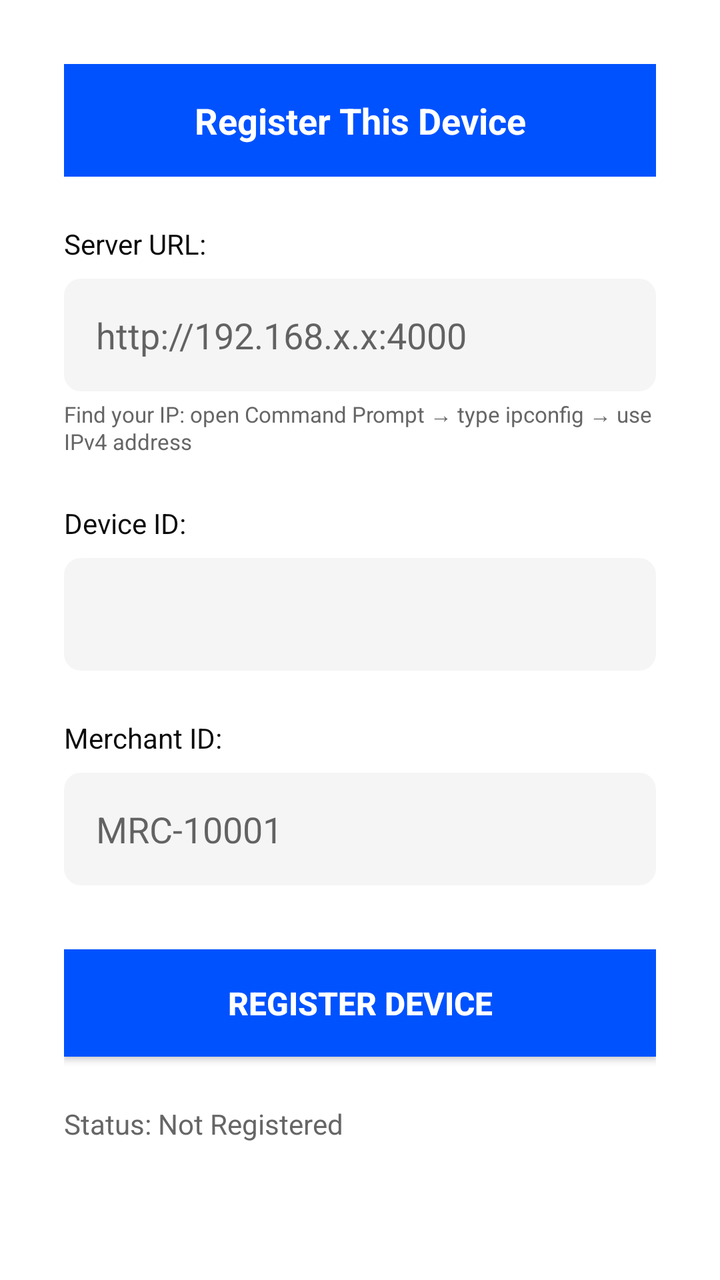
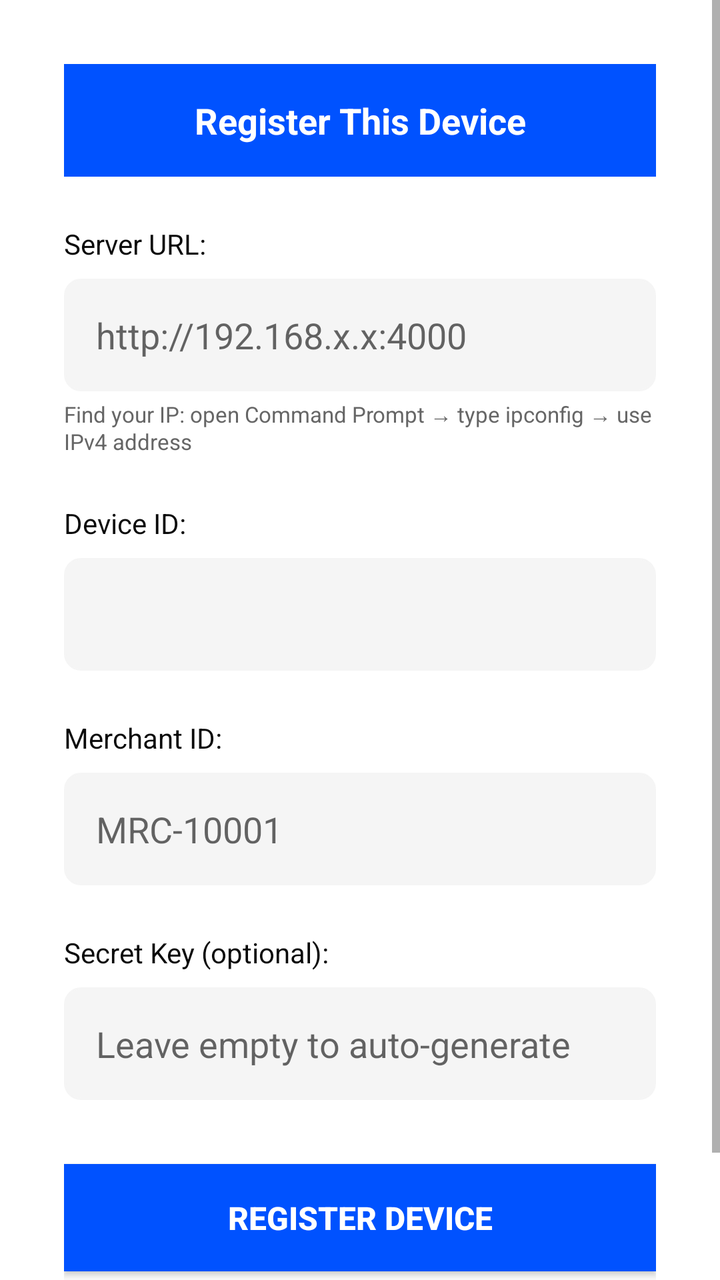

Screens rendered from an Android XML layout before and after an edit, with the pre-edit source and the edit as a unified diff.
<!-- AndroidManifest.xml: activity theme Theme.PrimeStackTapToPay -->
<!-- res/layout/activity_device_registration.xml -->
<?xml version="1.0" encoding="utf-8"?>
<ScrollView xmlns:android="http://schemas.android.com/apk/res/android"
    android:layout_width="match_parent"
    android:layout_height="match_parent"
    android:background="@color/white">

    <LinearLayout
        android:layout_width="match_parent"
        android:layout_height="wrap_content"
        android:orientation="vertical"
        android:padding="32dp">

        <TextView
            android:layout_width="match_parent"
            android:layout_height="wrap_content"
            android:background="@color/primestack_primary"
            android:text="Register This Device"
            android:textColor="@color/white"
            android:textSize="18sp"
            android:textStyle="bold"
            android:padding="16dp"
            android:gravity="center" />

        
        <TextView
            android:layout_width="wrap_content"
            android:layout_height="wrap_content"
            android:text="Server URL:"
            android:textColor="@color/primestack_secondary"
            android:textSize="14sp"
            android:layout_marginTop="24dp" />

        <EditText
            android:id="@+id/serverUrlInput"
            android:layout_width="match_parent"
            android:layout_height="wrap_content"
            android:hint="http://192.168.x.x:4000"
            android:inputType="textUri"
            android:padding="16dp"
            android:background="@drawable/border_edittext"
            android:layout_marginTop="8dp" />

        <TextView
            android:layout_width="wrap_content"
            android:layout_height="wrap_content"
            android:text="Find your IP: open Command Prompt → type ipconfig → use IPv4 address"
            android:textColor="@color/primestack_gray"
            android:textSize="11sp"
            android:layout_marginTop="4dp" />

        <TextView
            android:layout_width="wrap_content"
            android:layout_height="wrap_content"
            android:text="Device ID:"
            android:textColor="@color/primestack_secondary"
            android:textSize="14sp"
            android:layout_marginTop="24dp" />

        <EditText
            android:id="@+id/terminalIdInput"
            android:layout_width="match_parent"
            android:layout_height="wrap_content"
            android:inputType="text"
            android:padding="16dp"
            android:background="@drawable/border_edittext"
            android:layout_marginTop="8dp" />

        <TextView
            android:layout_width="wrap_content"
            android:layout_height="wrap_content"
            android:text="Merchant ID:"
            android:textColor="@color/primestack_secondary"
            android:textSize="14sp"
            android:layout_marginTop="24dp" />

        <EditText
            android:id="@+id/merchantIdInput"
            android:layout_width="match_parent"
            android:layout_height="wrap_content"
            android:hint="MRC-10001"
            android:inputType="text"
            android:padding="16dp"
            android:background="@drawable/border_edittext"
            android:layout_marginTop="8dp" />

        <Button
            android:id="@+id/btnRegister"
            android:layout_width="match_parent"
            android:layout_height="wrap_content"
            android:text="REGISTER DEVICE"
            android:textSize="16sp"
            android:textStyle="bold"
            android:padding="16dp"
            android:background="@color/primestack_primary"
            android:textColor="@color/white"
            android:layout_marginTop="32dp" />

        <TextView
            android:id="@+id/tvStatus"
            android:layout_width="wrap_content"
            android:layout_height="wrap_content"
            android:text="Status: Not Registered"
            android:textColor="@color/primestack_gray"
            android:textSize="14sp"
            android:layout_marginTop="24dp" />

    </LinearLayout>
</ScrollView>
<!-- resources referenced by this layout -->
<resources>
  <color name="primestack_gray">#666666</color>
  <color name="primestack_primary">#0052FF</color>
  <color name="primestack_secondary">#0A0A0A</color>
  <color name="white">#FFFFFFFF</color>
  <!-- drawable border_edittext (drawable) -->
  <?xml version="1.0" encoding="utf-8"?>
  <shape xmlns:android="http://schemas.android.com/apk/res/android">
      <corners android:radius="8dp" />
      <stroke android:width="1dp" android:color="@color/primestack_light_gray" />
      <solid android:color="@color/primestack_light_gray" />
  </shape>
  <style name="Theme.PrimeStackTapToPay" parent="Theme.MaterialComponents.DayNight.DarkActionBar">
          
          <item name="colorPrimary">@color/purple_500</item>
          <item name="colorPrimaryVariant">@color/purple_700</item>
          <item name="colorOnPrimary">@color/white</item>
          
          <item name="colorSecondary">@color/teal_200</item>
          <item name="colorSecondaryVariant">@color/teal_700</item>
          <item name="colorOnSecondary">@color/black</item>
          
          <item name="android:statusBarColor">?attr/colorPrimaryVariant</item>
          
      </style>
  <color name="primestack_light_gray">#F5F5F5</color>
  <color name="purple_500">#0052FF</color>
  <color name="purple_700">#0039B3</color>
  <color name="teal_200">#00D1FF</color>
  <color name="teal_700">#0099CC</color>
  <color name="black">#FF000000</color>
</resources>

<!-- the commit's change to res/layout/activity_device_registration.xml (unified diff, before → after) -->
@@ -83,6 +83,24 @@
             android:background="@drawable/border_edittext"
             android:layout_marginTop="8dp" />
 
+        <TextView
+            android:layout_width="wrap_content"
+            android:layout_height="wrap_content"
+            android:text="Secret Key (optional):"
+            android:textColor="@color/primestack_secondary"
+            android:textSize="14sp"
+            android:layout_marginTop="24dp" />
+
+        <EditText
+            android:id="@+id/secretKeyInput"
+            android:layout_width="match_parent"
+            android:layout_height="wrap_content"
+            android:hint="Leave empty to auto-generate"
+            android:inputType="text"
+            android:padding="16dp"
+            android:background="@drawable/border_edittext"
+            android:layout_marginTop="8dp" />
+
         <Button
             android:id="@+id/btnRegister"
             android:layout_width="match_parent"
